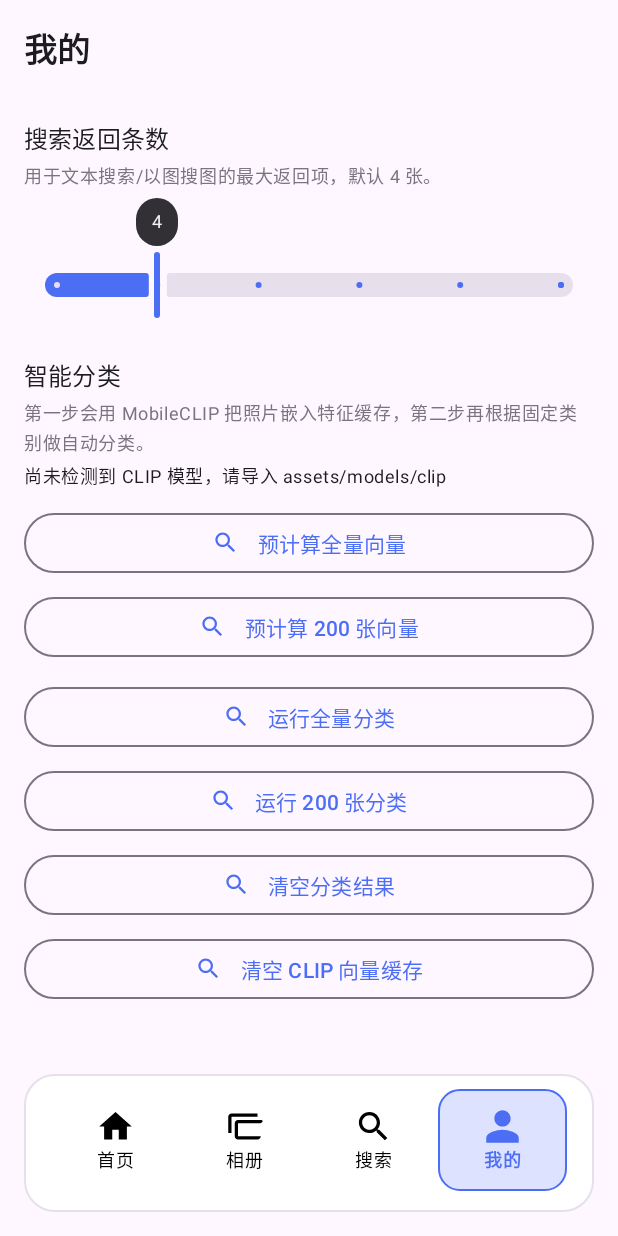
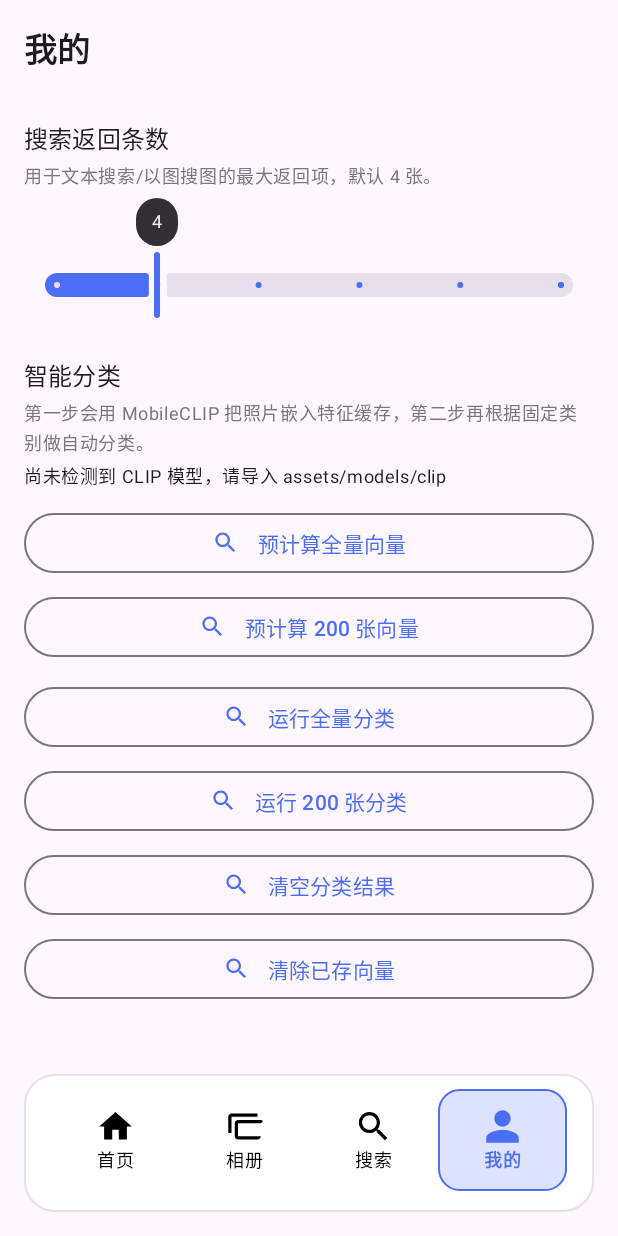
Before and after one commit to Akine-Ko/Photos, an Android app: the ProfileFragment screen opened through its navigation route, on a phone screen of 412 x 824 dp. Run offline under Robolectric (Android 15) with nearby library versions, the phone set to English and light mode, and no system bars; our stand-ins replace Room's generated code, navigation-ui; libraries missing offline, so code that uses them is left out: ai.onnxruntime; pictures from the network do not load; 7 statements that could not run were skipped.

Commit message:
向量清除功能更改

```diff
--- a/app/src/main/java/com/example/photos/ui/profile/ProfileFragment.java
+++ b/app/src/main/java/com/example/photos/ui/profile/ProfileFragment.java
@@ -273,6 +273,7 @@ public class ProfileFragment extends Fragment {
                 PhotosDb db = PhotosDb.get(app);
                 db.featureDao().deleteByType(com.example.photos.features.FeatureType.CLIP_IMAGE_EMB.getCode());
                 db.featureDao().deleteByType(com.example.photos.features.FeatureType.DINO_IMAGE_EMB.getCode());
+                db.featureDao().deleteByType(com.example.photos.features.FeatureType.FACE_SFACE_EMB.getCode());
                 new HnswImageIndex(app, "dino_hnsw.index").clear();
                 new HnswImageIndex(app, "clip_hnsw.index").clear();
                 new HnswImageIndex(app, "face_hnsw.index").clear();
--- a/app/src/main/res/values/strings.xml
+++ b/app/src/main/res/values/strings.xml
@@ -85,7 +85,7 @@
     <string name="profile_run_classifier_button">运行全量分类</string>
     <string name="profile_run_sample_button">运行 200 张分类</string>
     <string name="profile_clear_categories_button">清空分类结果</string>
-    <string name="profile_clear_features_button">清空 CLIP 向量缓存</string>
+    <string name="profile_clear_features_button">清除已存向量</string>
     <string name="profile_embedding_job_scheduled">已触发 MobileCLIP 向量预计算</string>
     <string name="profile_embedding_sample_enqueued">已触发 200 张向量预计算</string>
     <string name="profile_classifier_job_scheduled">已触发自动分类任务</string>
```
